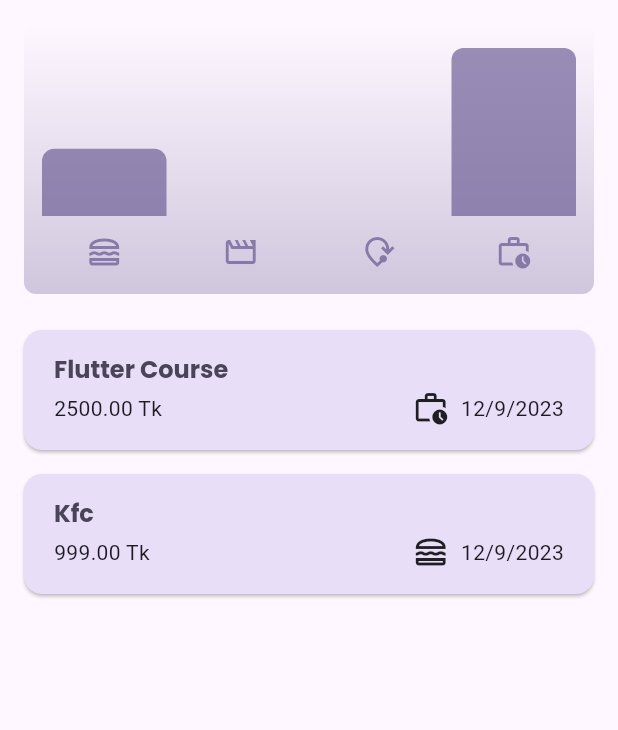
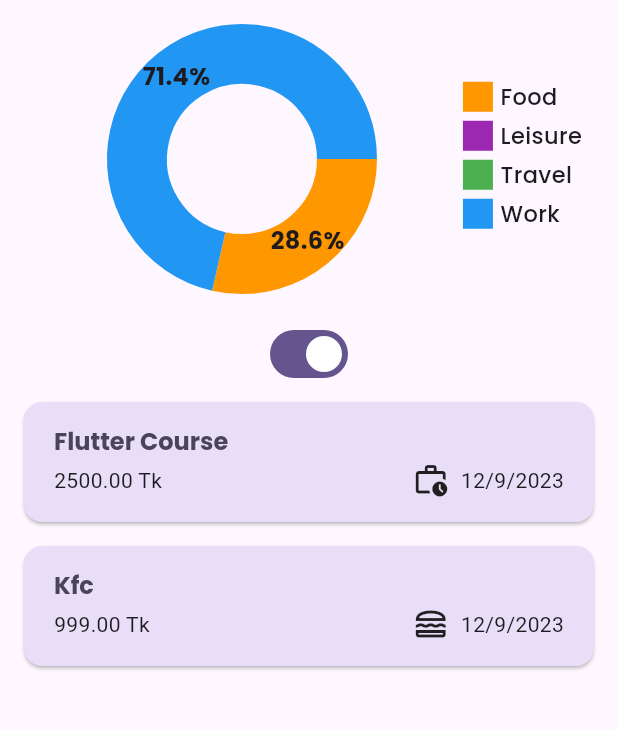
Before and after one commit to mainulislamfahim/ExpenseTracker, a Flutter app: the screen it shows after launch, on a phone screen of 412 x 824 dp, the part 84-814 px from its top. Run offline on Flutter 3.47's test engine with Material 3 defaults, Android fonts, the light colour scheme and no system bars; drawn by our look-alikes of fl_chart; our stand-ins replace flutter_xlider, google_fonts.

Commit message:
ExpenseTracker

```diff
--- a/lib/screens/expenses.dart
+++ b/lib/screens/expenses.dart
@@ -2,7 +2,9 @@
 import 'package:expense_tracker/screens/widgets/chart/chart.dart';
 import 'package:expense_tracker/screens/widgets/expense_list.dart';
 import 'package:expense_tracker/screens/widgets/new_expense.dart';
+import 'package:expense_tracker/screens/widgets/pieChart/PieChartWidget.dart';
 import 'package:flutter/material.dart';
+import 'package:flutter_xlider/flutter_xlider.dart';
 import 'package:google_fonts/google_fonts.dart';
 
 class Expenses extends StatefulWidget {
@@ -13,6 +15,7 @@
 }
 
 class _ExpensesState extends State<Expenses> {
+  bool usePieChart = true; // Initial value
   final List<ExpenseModel> _registeredExpenses = [
     ExpenseModel(
       title: 'Flutter Course',
@@ -105,7 +108,17 @@
       body: Column(
         mainAxisAlignment: MainAxisAlignment.center,
         children: [
-          Chart(expenseModel: _registeredExpenses),
+          usePieChart
+              ? PieChartWidget(expenseModel: _registeredExpenses)
+              : Chart(expenseModel: _registeredExpenses),
+          Switch(
+            value: usePieChart,
+            onChanged: (value) {
+              setState(() {
+                usePieChart = value;
+              });
+            },
+          ),
           Expanded(child: mainContent),
         ],
       ),
--- /dev/null
+++ b/lib/screens/widgets/pieChart/PieChartWidget.dart
@@ -0,0 +1,121 @@
+import 'package:fl_chart/fl_chart.dart';
+import 'package:flutter/material.dart';
+import 'package:expense_tracker/models/expense_bucket.dart';
+import 'package:expense_tracker/models/expense_model.dart';
+import 'package:google_fonts/google_fonts.dart';
+
+class PieChartWidget extends StatelessWidget {
+  final List<ExpenseModel> expenseModel;
+
+  PieChartWidget({Key? key, required this.expenseModel}) : super(key: key);
+
+  List<PieChartSectionData> pieChartSections(BuildContext context) {
+    final List<ExpenseBucket> buckets = [
+      ExpenseBucket.forCategory(expenseModel, Categorys.food),
+      ExpenseBucket.forCategory(expenseModel, Categorys.leisure),
+      ExpenseBucket.forCategory(expenseModel, Categorys.travel),
+      ExpenseBucket.forCategory(expenseModel, Categorys.work),
+    ];
+
+    double totalExpense =
+        buckets.fold(0.0, (sum, bucket) => sum + bucket.totalExpense);
+
+    return buckets.map((bucket) {
+      final percentage = (bucket.totalExpense / totalExpense) * 100;
+      return PieChartSectionData(
+        value: percentage,
+        title: '${percentage.toStringAsFixed(1)}%',
+        titleStyle: GoogleFonts.poppins(
+          fontSize: 16, // Adjust the font size as needed
+          fontWeight: FontWeight.bold, // Make the text bold
+        ), // Display percentage as label
+        color: getCategoryColor(bucket.category, context),
+        radius: 40, // Adjust the radius as needed
+      );
+    }).toList();
+  }
+
+  Color getCategoryColor(Categorys category, BuildContext context) {
+    final isDarkMode =
+        MediaQuery.of(context).platformBrightness == Brightness.dark;
+
+    switch (category) {
+      case Categorys.food:
+        return isDarkMode ? Colors.deepPurpleAccent : Colors.orange;
+      case Categorys.leisure:
+        return isDarkMode ? Colors.lightGreenAccent : Colors.purple;
+      case Categorys.travel:
+        return isDarkMode ? Colors.lightBlueAccent : Colors.green;
+      case Categorys.work:
+        return isDarkMode ? Colors.orangeAccent : Colors.blue;
+      default:
+        return isDarkMode ? Colors.grey : Colors.grey; // Default color
+    }
+  }
+
+  @override
+  Widget build(BuildContext context) {
+    return Container(
+      margin: const EdgeInsets.all(16),
+      padding: const EdgeInsets.symmetric(vertical: 16, horizontal: 8),
+      width: double.infinity,
+      height: 180,
+      child: Row(
+        mainAxisAlignment: MainAxisAlignment.start,
+        // crossAxisAlignment: CrossAxisAlignment.start,
+        children: [
+          Flexible(
+            child: PieChart(
+              PieChartData(
+                sections: pieChartSections(context),
+                sectionsSpace: 0,
+                centerSpaceRadius: 50,
+                borderData: FlBorderData(
+                  show: false,
+                ),
+                // Customize other properties of the PieChart as needed
+              ),
+            ),
+          ),
+          const SizedBox(
+              width: 10), // Adjust the spacing between PieChart and labels
+          Column(
+            mainAxisAlignment: MainAxisAlignment.center,
+            crossAxisAlignment: CrossAxisAlignment.start,
+            children: [
+              _buildLabelWithDot(
+                  getCategoryColor(Categorys.food, context), 'Food'),
+              const SizedBox(height: 5),
+              _buildLabelWithDot(
+                  getCategoryColor(Categorys.leisure, context), 'Leisure'),
+              const SizedBox(height: 5),
+              _buildLabelWithDot(
+                  getCategoryColor(Categorys.travel, context), 'Travel'),
+              const SizedBox(height: 5),
+              _buildLabelWithDot(
+                  getCategoryColor(Categorys.work, context), 'Work'),
+              const SizedBox(height: 5),
+            ],
+          ),
+        ],
+      ),
+    );
+  }
+
+  Widget _buildLabelWithDot(Color color, String label) {
+    return Row(
+      children: [
+        Container(
+          width: 20,
+          height: 20,
+          color: color,
+        ),
+        const SizedBox(width: 5),
+        Text(
+          label,
+          style: GoogleFonts.poppins(fontSize: 15, fontWeight: FontWeight.w500),
+        ),
+      ],
+    );
+  }
+}
--- a/pubspec.yaml
+++ b/pubspec.yaml
@@ -38,6 +38,8 @@
   uuid: ^4.2.1
   intl: ^0.18.1
   google_fonts: ^6.1.0
+  fl_chart: ^0.46.0
+  flutter_xlider: ^3.5.0
 
 dev_dependencies:
   flutter_test:
```
Also changed, not shown: pubspec.lock.
